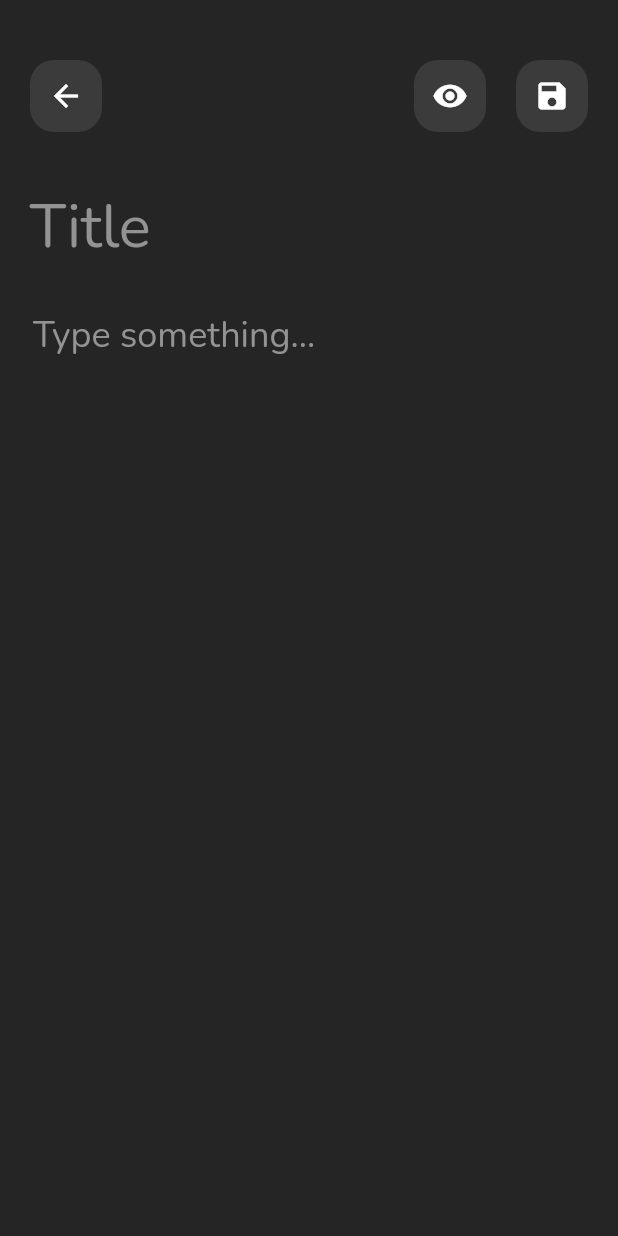
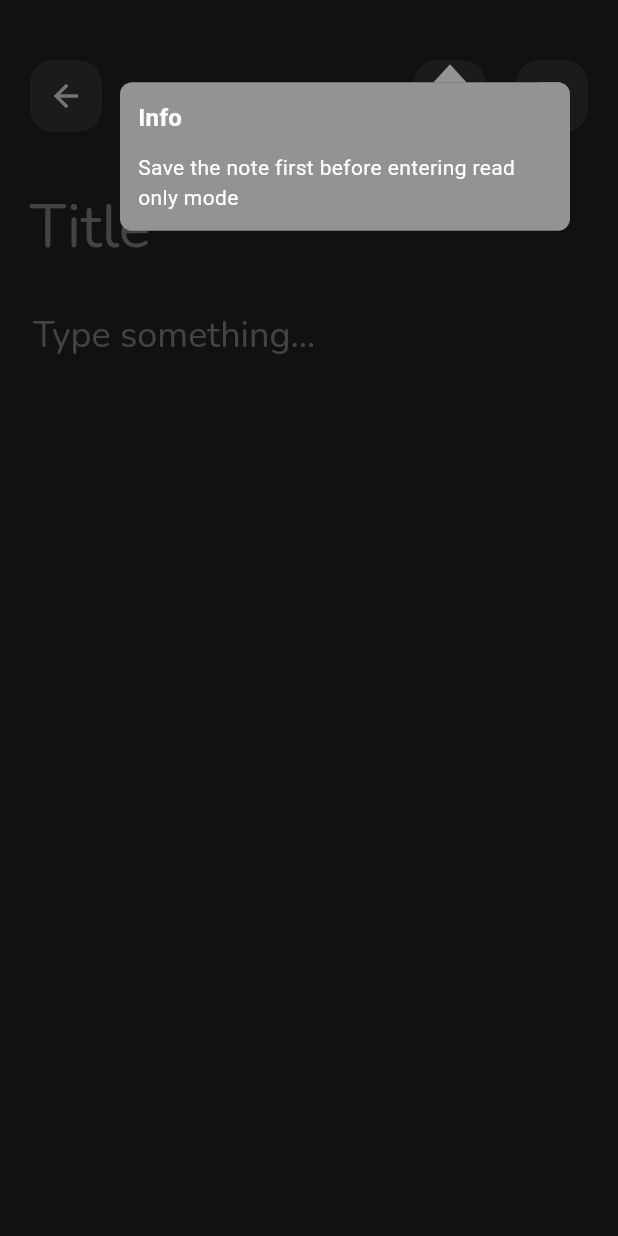
Before and after one commit to Ang-Danniel/project-flutter-notes-app, a Flutter app: the NotePage screen opened directly, after a tap on the "visibility" icon, on a phone screen of 412 x 824 dp. Run offline on Flutter 3.47's test engine with Material 3 defaults, Android fonts, the phone set to English and light mode, and no system bars; our stand-ins replace auto_size_text, flutter_svg, isar; accounts and stored records are empty; generated files the repository leaves out were written again.

Commit message:
feat: adding bubble ifno dialog

```diff
--- a/lib/main.dart
+++ b/lib/main.dart
@@ -1,6 +1,7 @@
 import 'package:flutter/material.dart';
 import 'package:notes_app/ui/core/themes/theme.dart';
 import 'package:notes_app/ui/core/ui/home.dart';
+import 'package:notes_app/ui/notes/widgets/bubble_info_dialog.dart';
 
 void main() {
   WidgetsFlutterBinding.ensureInitialized();
@@ -19,3 +20,36 @@ class MainPage extends StatelessWidget {
     );
   }
 }
+
+class PreviewPage extends StatelessWidget {
+  const PreviewPage({super.key});
+
+  @override
+  Widget build(BuildContext context) {
+    final themes = Theme.of(context).colorScheme;
+    final key = GlobalKey();
+    return MaterialApp(
+      home: Scaffold(
+        body: Center(
+          child: IconButton(
+            key: key,
+            onPressed: () {
+              showInfoBubble(
+                "Hello",
+                "Halo halo halo halo halo",
+                key,
+                themes.primary,
+              );
+            },
+            icon: Icon(Icons.info),
+          ),
+          // child: InfoBubbleDialog(
+          // "Hello",
+          // "Halo halo halo halo halo",
+          // bubbleWidth: 400,
+          // ),
+        ),
+      ),
+    );
+  }
+}
--- a/lib/ui/core/ui/note_page.dart
+++ b/lib/ui/core/ui/note_page.dart
@@ -2,6 +2,7 @@ import 'package:flutter/material.dart';
 import 'package:notes_app/data/model/notes.dart';
 import 'package:notes_app/data/services/note_service.dart';
 import 'package:notes_app/ui/core/themes/theme.dart';
+import 'package:notes_app/ui/notes/widgets/bubble_info_dialog.dart';
 import 'package:notes_app/ui/notes/widgets/save_note_dialog.dart';
 
 class NotePage extends StatefulWidget {
@@ -19,7 +20,7 @@ class _NotePageState extends State<NotePage> {
   final contentController = TextEditingController();
 
   bool isDraft = true;
-  bool isNotSaved = true;
+  bool isSaved = false;
 
   Notes? note;
 
@@ -29,14 +30,14 @@ class _NotePageState extends State<NotePage> {
     note = widget.note ?? Notes("", "");
     isDraft = widget.isDraft;
     if (isDraft) {
-      isNotSaved = true;
+      isSaved = false;
     } else {
       if (widget.note == null) {
         throw Exception('Note cannot be null when isDraft is false');
       }
       titleController.text = widget.note!.title ?? " ";
       contentController.text = widget.note!.description ?? " ";
-      isNotSaved = false;
+      isSaved = true;
     }
   }
 
@@ -56,24 +57,33 @@ class _NotePageState extends State<NotePage> {
     note!.description = contentController.text;
     dbInstance.saveOrUpdateNote(note!);
     isDraft = false;
-    isNotSaved = false;
+    isSaved = true;
     setState(() {});
   }
 
   void editMode() {
-    if (isNotSaved) return;
+    if (!isSaved) return;
     isDraft = true;
     setState(() {});
   }
 
-  void readOnlyMode() {
-    if (isNotSaved) return;
+  void readOnlyMode(GlobalKey key) {
+    if (!isSaved) {
+      showInfoBubble(
+        "Info",
+        "Save the note first before entering read only mode",
+        key,
+        AppColor.hintTextColor,
+      );
+      return;
+    }
     isDraft = false;
     setState(() {});
   }
 
   @override
   Widget build(BuildContext context) {
+    final readOnlyButtonKey = GlobalKey();
     final themes = Theme.of(context);
     final textTheme = themes.textTheme;
     return Scaffold(
@@ -112,7 +122,8 @@ class _NotePageState extends State<NotePage> {
                             color: const Color.fromARGB(255, 59, 59, 59),
                           ),
                           child: IconButton(
-                            onPressed: readOnlyMode,
+                            key: readOnlyButtonKey,
+                            onPressed: () => readOnlyMode(readOnlyButtonKey),
                             icon: const Icon(Icons.visibility),
                           ),
                         ),
--- /dev/null
+++ b/lib/ui/notes/widgets/bubble_info_dialog.dart
@@ -0,0 +1,285 @@
+import 'dart:async';
+import 'package:flutter/material.dart';
+
+void showInfoBubble(
+  String title,
+  String description,
+  GlobalKey focusableWidgetKey,
+  Color bgColor, {
+  double bubbleWidth = 300.0,
+  double bubblePadding = 32.0,
+  double bubbleTipWidth = 22.0,
+  double bubbleTipHeight = 12.0,
+}) {
+  showDialog(
+    context: focusableWidgetKey.currentContext!,
+    builder: (BuildContext context) {
+      return _InfoBubbleDialogWidget(
+        title,
+        description,
+        focusableWidgetKey,
+        bgColor,
+        bubbleWidth: bubbleWidth,
+        bubblePadding: bubblePadding,
+        bubbleTipWidth: bubbleTipWidth,
+        bubbleTipHeight: bubbleTipHeight,
+      );
+    },
+  );
+}
+
+class _InfoBubbleDialogWidget extends StatefulWidget {
+  final String title;
+  final String description;
+  final GlobalKey focusableWidgetKey;
+  final Color bgColor;
+  final double bubbleWidth;
+  final double bubblePadding;
+  final double bubbleTipWidth;
+  final double bubbleTipHeight;
+
+  const _InfoBubbleDialogWidget(
+    this.title,
+    this.description,
+    this.focusableWidgetKey,
+    this.bgColor, {
+    Key? key,
+    required this.bubbleWidth,
+    required this.bubblePadding,
+    required this.bubbleTipWidth,
+    required this.bubbleTipHeight,
+  }) : super(key: key);
+
+  @override
+  State<_InfoBubbleDialogWidget> createState() =>
+      _InfoBubbleDialogWidgetState();
+}
+
+class _InfoBubbleDialogWidgetState extends State<_InfoBubbleDialogWidget> {
+  double bubbleTipLeftPadding = 0.0;
+  double? leftPosition;
+  double? rightPosition;
+  double? topPosition;
+  double? bottomPosition;
+  Rect? widgetConstraints;
+  late bool showBubbleAboveWidget;
+  late bool showBubbleLeftWidget;
+  late double bubbleTipHalfWidth;
+  var animationTopHeight = 0.0;
+  var animationBottomHeight = 0.0;
+  final animationDuration = const Duration(milliseconds: 900);
+  final animationVerticalMotionHeight = 4.0;
+  Timer? animationTimer;
+
+  double get screenWidth =>
+      MediaQuery.of(widget.focusableWidgetKey.currentContext!).size.width;
+
+  double get screenHeight =>
+      MediaQuery.of(widget.focusableWidgetKey.currentContext!).size.height;
+
+  animateBubble() {
+    if (animationTopHeight == 0) {
+      animationTopHeight = animationVerticalMotionHeight;
+      animationBottomHeight = animationVerticalMotionHeight;
+    } else {
+      animationTopHeight = 0;
+      animationBottomHeight = 0;
+    }
+    setState(() {});
+  }
+
+  initBubblePosition() {
+    widgetConstraints = widget.focusableWidgetKey.globalPaintBounds;
+    var bubbleTipHalfWidth = widget.bubbleTipWidth / 2;
+    var screenYCenter = screenHeight / 2;
+    var screenXCenter = screenWidth / 2;
+    var widgetLeft = widgetConstraints?.left ?? 0;
+    var widgetTop = widgetConstraints?.top ?? 0;
+    var widgetRight = widgetConstraints?.right ?? 0;
+    var widgetCenterX = widgetLeft + ((widgetRight - widgetLeft) / 2);
+
+    showBubbleAboveWidget = widgetTop > screenYCenter;
+    showBubbleLeftWidget = widgetLeft < screenXCenter;
+
+    if (showBubbleLeftWidget) {
+      leftPosition = widget.bubblePadding;
+    } else {
+      rightPosition = widget.bubblePadding;
+    }
+
+    if (showBubbleAboveWidget) {
+      bottomPosition = screenHeight - widgetTop;
+    } else {
+      topPosition = widgetTop;
+    }
+
+    if (showBubbleLeftWidget) {
+      bubbleTipLeftPadding =
+          widgetCenterX - widget.bubblePadding - bubbleTipHalfWidth;
+
+      ///If widget is very close to screen.
+      if (bubbleTipLeftPadding < 0) bubbleTipLeftPadding = 0;
+    } else {
+      var widgetLeft = screenWidth - widget.bubbleWidth - widget.bubblePadding;
+      bubbleTipLeftPadding = widgetCenterX - widgetLeft - bubbleTipHalfWidth;
+
+      ///If widget is very close to screen.
+      if (bubbleTipLeftPadding > widget.bubbleWidth - widget.bubbleTipWidth) {
+        bubbleTipLeftPadding = widget.bubbleWidth - widget.bubbleTipWidth;
+      }
+    }
+  }
+
+  @override
+  void initState() {
+    super.initState();
+    initBubblePosition();
+
+    ///Initialize animation
+    Future.delayed(
+      const Duration(milliseconds: 100),
+    ).then((value) => animateBubble());
+
+    animationTimer = Timer.periodic(animationDuration, (_) => animateBubble());
+  }
+
+  @override
+  Widget build(BuildContext context) {
+    return Stack(
+      children: [
+        AnimatedPositioned(
+          duration: animationDuration,
+          left: leftPosition,
+          right: rightPosition,
+          top: topPosition != null ? topPosition! + animationTopHeight : null,
+          bottom:
+              bottomPosition != null
+                  ? bottomPosition! + animationBottomHeight
+                  : null,
+          child: Column(
+            crossAxisAlignment: CrossAxisAlignment.start,
+            children: [
+              if (!showBubbleAboveWidget)
+                Padding(
+                  padding: EdgeInsets.only(left: bubbleTipLeftPadding),
+                  child: CustomPaint(
+                    painter: TrianglePainter(
+                      strokeColor: widget.bgColor,
+                      strokeWidth: 10,
+                      paintingStyle: PaintingStyle.fill,
+                    ),
+                    child: SizedBox(
+                      height: widget.bubbleTipHeight,
+                      width: widget.bubbleTipWidth,
+                    ),
+                  ),
+                ),
+              Material(
+                color: Colors.transparent,
+                child: Container(
+                  padding: const EdgeInsets.all(12),
+                  width: widget.bubbleWidth,
+                  decoration: BoxDecoration(
+                    color: widget.bgColor,
+                    borderRadius: BorderRadius.circular(8),
+                  ),
+                  child: Column(
+                    crossAxisAlignment: CrossAxisAlignment.start,
+                    mainAxisSize: MainAxisSize.min,
+                    children: [
+                      Text(
+                        widget.title,
+                        style: const TextStyle(
+                          fontWeight: FontWeight.w600,
+                          fontSize: 16,
+                        ),
+                      ),
+                      const SizedBox(height: 12),
+                      Text(widget.description),
+                    ],
+                  ),
+                ),
+              ),
+              if (showBubbleAboveWidget)
+                Padding(
+                  padding: EdgeInsets.only(left: bubbleTipLeftPadding),
+                  child: RotatedBox(
+                    quarterTurns: 2,
+                    child: CustomPaint(
+                      painter: TrianglePainter(
+                        strokeColor: widget.bgColor,
+                        strokeWidth: 10,
+                        paintingStyle: PaintingStyle.fill,
+                      ),
+                      child: SizedBox(
+                        height: widget.bubbleTipHeight,
+                        width: widget.bubbleTipWidth,
+                      ),
+                    ),
+                  ),
+                ),
+            ],
+          ),
+        ),
+      ],
+    );
+  }
+
+  @override
+  void dispose() {
+    animationTimer?.cancel();
+    super.dispose();
+  }
+}
+
+extension GlobalKeyExtension on GlobalKey {
+  Rect? get globalPaintBounds {
+    var renderObject = currentContext?.findRenderObject();
+    var matrix = renderObject?.getTransformTo(null);
+
+    if (matrix != null && renderObject?.paintBounds != null) {
+      var rect = MatrixUtils.transformRect(matrix, renderObject!.paintBounds);
+      return rect;
+    } else {
+      return null;
+    }
+  }
+}
+
+class TrianglePainter extends CustomPainter {
+  final Color strokeColor;
+  final PaintingStyle paintingStyle;
+  final double strokeWidth;
+
+  TrianglePainter({
+    this.strokeColor = Colors.black,
+    this.strokeWidth = 3,
+    this.paintingStyle = PaintingStyle.stroke,
+  });
+
+  @override
+  void paint(Canvas canvas, Size size) {
+    Paint paint =
+        Paint()
+          ..color = strokeColor
+          ..strokeWidth = strokeWidth
+          ..style = paintingStyle;
+
+    canvas.drawPath(getTrianglePath(size.width, size.height), paint);
+  }
+
+  Path getTrianglePath(double x, double y) {
+    return Path()
+      ..moveTo(0, y)
+      ..lineTo(x / 2, 0)
+      ..lineTo(x, y)
+      ..lineTo(0, y);
+  }
+
+  @override
+  bool shouldRepaint(TrianglePainter oldDelegate) {
+    return oldDelegate.strokeColor != strokeColor ||
+        oldDelegate.paintingStyle != paintingStyle ||
+        oldDelegate.strokeWidth != strokeWidth;
+  }
+}
```
Also changed, not shown: 1 other file.
